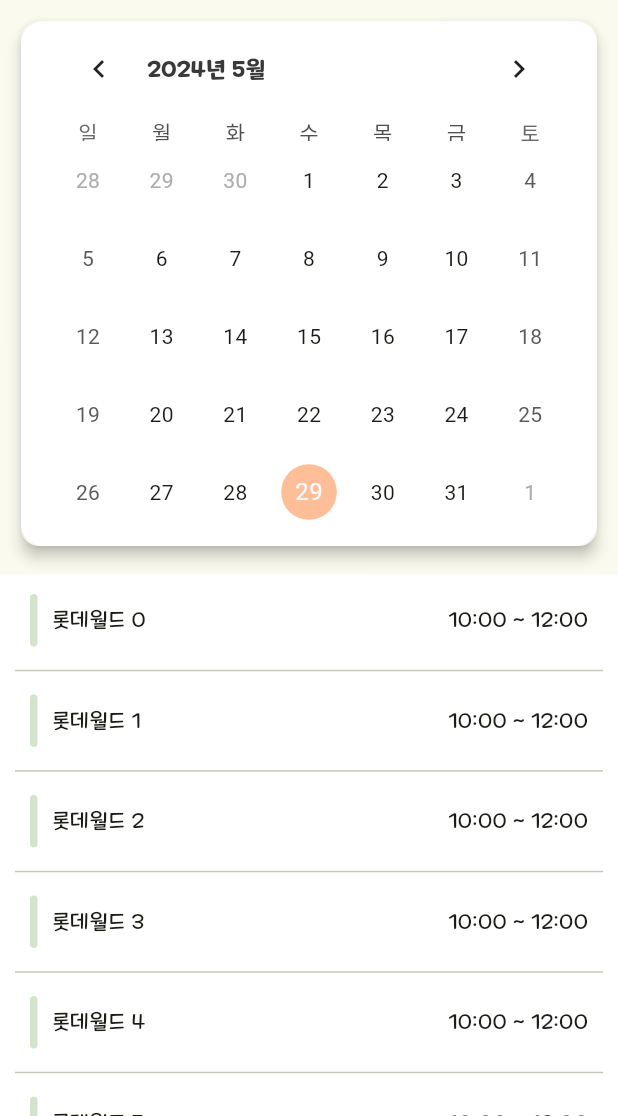
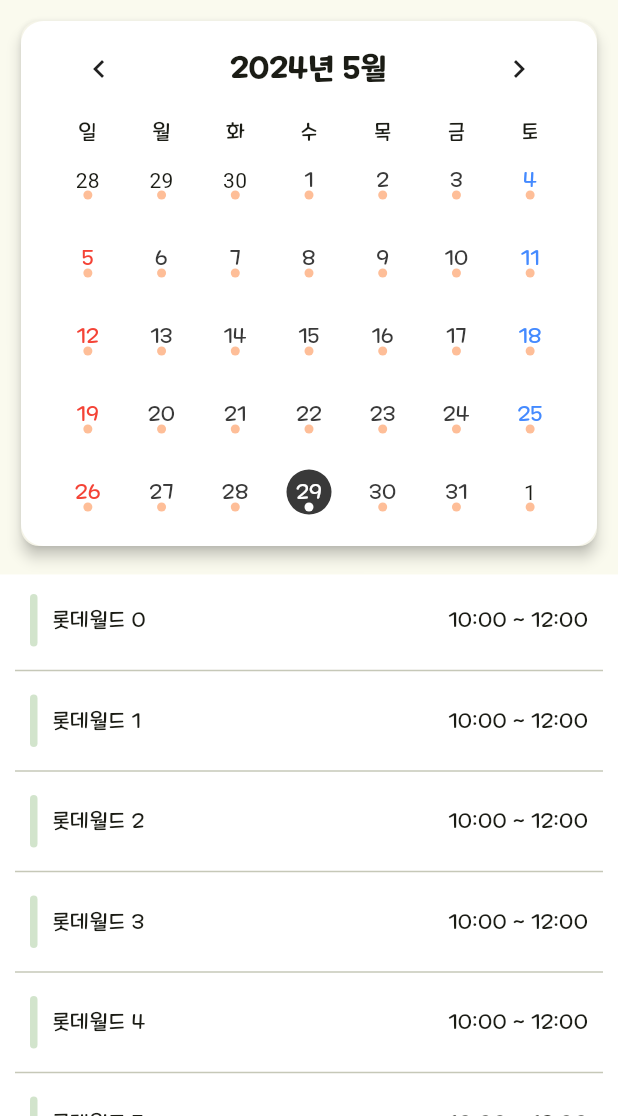
Before and after one commit to APP-Android2/FinalProject-woo_yeon_hi, a Flutter app: the CalendarScreen screen opened directly, on a phone screen of 412 x 824 dp, the part 120-1236 px from its top. Run offline on Flutter 3.47's test engine with Material 3 defaults, Android fonts, the phone set to English and light mode, and no system bars; drawn by our look-alikes of table_calendar; our stand-ins replace flutter_datetime_picker_plus, flutter_svg; statements that could not run were skipped.

Commit message:
:lipstick: Fix 캘린더 디자인 통일 캘린더 디자인 수정 및 통일 #6

```diff
--- a/lib/widget/calendar_date.dart
+++ b/lib/widget/calendar_date.dart
@@ -1,6 +1,7 @@
 import 'package:flutter/cupertino.dart';
 import 'package:flutter/material.dart';
 import 'package:flutter/widgets.dart';
+import 'package:intl/intl.dart';
 import 'package:table_calendar/table_calendar.dart';
 import 'package:woo_yeon_hi/screen/calendar_detail_screen.dart';
 import 'package:woo_yeon_hi/style/color.dart';
@@ -17,13 +18,17 @@ class CalendarDate extends StatefulWidget {
 class _CalendarDateState extends State<CalendarDate> {
 
   DateTime _focusedDay = DateTime.now();  // 오늘 날짜
-  DateTime _selectedDay = DateTime(   // 선택된 날짜
-    DateTime.now().year,
-    DateTime.now().month,
-    DateTime.now().day,
-  );
+  DateTime? _selectedDay = null;
 
-  List<bool> test = [false];
+  // 주말인지
+  bool isWeekend(DateTime day){
+    return day.weekday == DateTime.sunday;
+  }
+
+  // 토요일인지
+  bool isSaturday(DateTime day){
+    return day.weekday == DateTime.saturday;
+  }
 
   @override
   Widget build(BuildContext context) {
@@ -46,41 +51,144 @@ class _CalendarDateState extends State<CalendarDate> {
                   padding: const EdgeInsets.fromLTRB(20, 0, 20, 10),
                   child: TableCalendar(
                     locale: 'ko_KR',  // main 에서 받음
-                    firstDay: DateTime.utc(1900, 1, 1), // 최소 날짜
+                    firstDay: DateTime.utc(2024, 1, 1), // 최소 날짜
                     lastDay: DateTime.utc(2999, 12, 31),  // 최대 날짜
                     focusedDay: _focusedDay,  // 현재
-                    onDaySelected: (selectedDay, focusedDay) {  // 선택된 날짜
+                    // 캘린더 헤더
+                    headerStyle: HeaderStyle(
+                      titleCentered: true,
+                      formatButtonVisible: false,
+                      titleTextStyle: TextStyleFamily.appBarTitleBoldTextStyle
+                    ),
+                    daysOfWeekStyle: DaysOfWeekStyle(
+                      weekdayStyle: TextStyleFamily.normalTextStyle,  // 평일
+                      weekendStyle: TextStyleFamily.normalTextStyle,  // 주말
+                    ),
+                    calendarBuilders: CalendarBuilders(
+                      // 기본 월의 빌더
+                      defaultBuilder: (context, day, focusedDay) {
+                        return Container(
+                          //color: Colors.blue,
+                          alignment: Alignment.center,
+                          child: Text(
+                            DateFormat('d').format(day),
+                            textAlign: TextAlign.center,
+                            style: TextStyle(
+                              color: isWeekend(day)
+                                  ? Colors.red
+                                  : isSaturday(day)
+                                    ? Colors.blueAccent
+                                    : ColorFamily.black,
+                              fontFamily: FontFamily.mapleStoryLight
+                            ),
+                          ),
+                        );
+                      },
+                      // 다른 월의 빌더
+                      outsideBuilder: (context, day, focusedDay) {
+                        return Container(
+                          alignment: Alignment.center,
+                          child: Text(
+                            DateFormat('d').format(day),
+                            textAlign: TextAlign.center,
+                            style: TextStyleFamily.hintTextStyle
+                          ),
+                        );
+                      },
+                      // 비활성화된 날짜
+                      disabledBuilder: (context, day, focusedDay) {
+                        return Container(
+                          alignment: Alignment.center,
+                          child: Text(
+                            DateFormat('d').format(day),
+                            textAlign: TextAlign.center,
+                            style: TextStyleFamily.hintTextStyle
+                          ),
+                        );
+                      },
+                      // 선택된 날짜
+                      selectedBuilder: (context, day, focusedDay) {
+                        return Container(
+                          alignment: Alignment.center,
+                          child: Container(
+                            width: 30, height: 30,
+                            decoration: BoxDecoration(
+                              color: ColorFamily.pink,
+                              shape: BoxShape.circle,
+                            ),
+                            child: Center(
+                              child: Text(
+                                DateFormat('d').format(day),
+                                textAlign: TextAlign.center,
+                                style: TextStyle(
+                                  color: isWeekend(day)
+                                    ? ColorFamily.white
+                                    : isSaturday(day)
+                                      ? ColorFamily.white
+                                      : ColorFamily.black,
+                                  fontFamily: FontFamily.mapleStoryLight,
+                                ),
+                              ),
+                            ),
+                          ),
+                        );
+                      },
+                      // 오늘 날짜
+                      todayBuilder: (context, day, focusedDay) {
+                        return Container(
+                          alignment: Alignment.center,
+                          child: Container(
+                            width: 30, height: 30,
+                            decoration: BoxDecoration(
+                              color: ColorFamily.black,
+                              shape: BoxShape.circle,
+                            ),
+                            child: Center(
+                              child: Text(
+                                DateFormat('d').format(day),
+                                textAlign: TextAlign.center,
+                                style: TextStyle(
+                                  color: ColorFamily.white,
+                                  fontFamily: FontFamily.mapleStoryLight
+                                ),
+                              ),
+                            ),
+                          ),
+                        );
+                      },
+                      // 마커
+                      markerBuilder: (context, day, events) {
+                        var today = "${DateTime.now().toIso8601String().substring(0, 10)} 00:00:00.000Z";
+                        return Container(
+                          alignment: Alignment.center,
+                          padding: EdgeInsets.only(top: 20),
+                          child: Container(
+                            width: 6, height: 6,
+                            decoration: BoxDecoration(
+                              color: (day == _selectedDay || day.toString() == today)
+                                  ? ColorFamily.white
+                                  : ColorFamily.pink,
+                              shape: BoxShape.circle
+                            ),
+                          ),
+                        );
+                      },
+                    ),
+                    // 선택된 날짜
+                    selectedDayPredicate: (day) {
+                      return isSameDay(_selectedDay, day);
+                    },
+                    // 날짜 선택
+                    onDaySelected: (selectedDay, focusedDay) {
                       setState(() {
                         _selectedDay = selectedDay;
                         _focusedDay = focusedDay;
                       });
                     },
-                    selectedDayPredicate: (day) { // 선택된 날짜
-                      return isSameDay(_selectedDay, day);
+                    // 화면이 바뀔때
+                    onPageChanged: (focusedDay) {
+                      _focusedDay = focusedDay;
                     },
-                    // 캘린더 헤더
-                    headerStyle: HeaderStyle(
-                      formatButtonVisible: false,
-                      titleTextStyle: TextStyle(
-                        fontSize: 15,
-                        fontFamily: FontFamily.mapleStoryBold,
-                        color: ColorFamily.black,
-                      ),
-                    ),
-                    // 마크 표시는 마크는 eventLoader 를 사용하여 표시한다.
-                    calendarStyle: CalendarStyle(
-                      markersMaxCount: 1, // 마크 개수
-                      markerDecoration: BoxDecoration(
-                        color: ColorFamily.pink,
-                        shape: BoxShape.circle,
-                      ),
-                      isTodayHighlighted: false,  // 오늘 표시 여부
-                      // 선택된 날짜
-                      selectedDecoration: BoxDecoration(
-                        color: ColorFamily.pink,
-                        shape: BoxShape.circle,
-                      )
-                    ),
                   ),
                 ),
               ),
```
